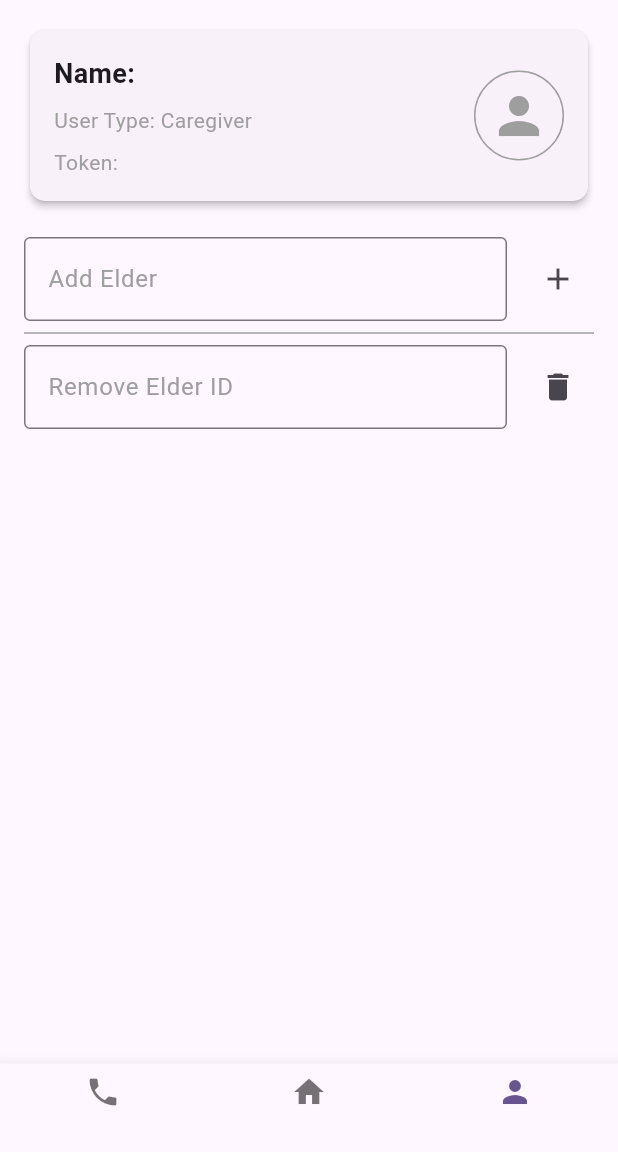
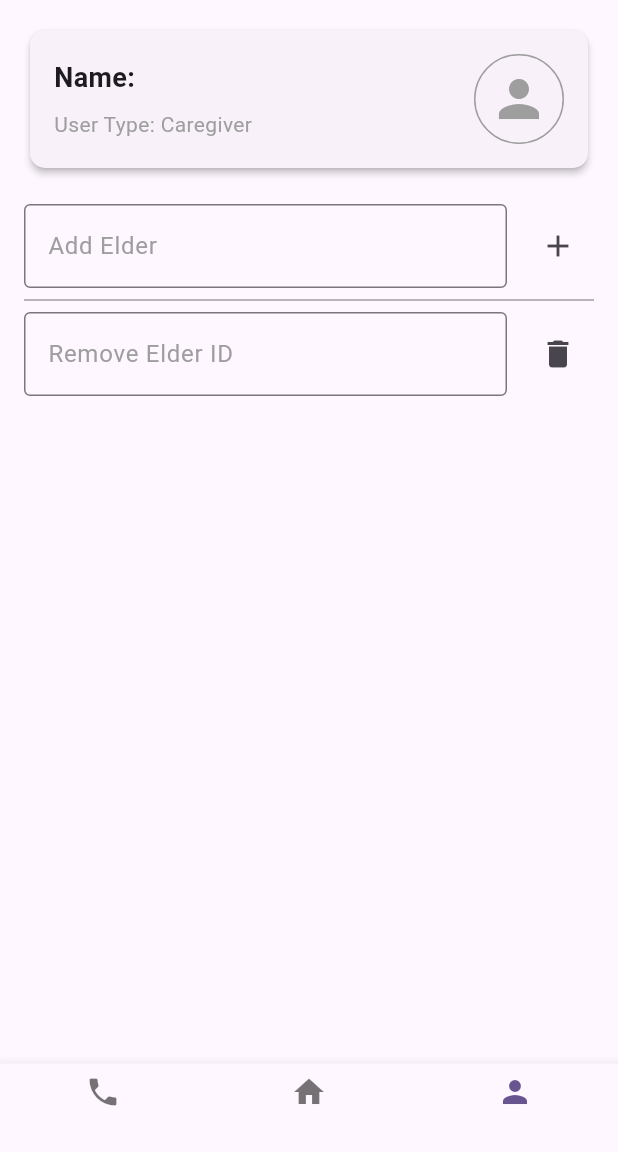
Before and after one commit to inho9899/CS350_24F_TeamProject, a Flutter app: the UserScreen screen opened directly with empty values, on a phone screen of 412 x 824 dp, the part 84-1236 px from its top. Run offline on Flutter 3.47's test engine with Material 3 defaults, Android fonts, the phone set to English and light mode, and no system bars; our stand-ins replace firebase_core, firebase_messaging, fl_chart, pedometer, permission_handler; accounts and stored records are empty; network calls fail.

```diff
--- a/lib/home_screen.dart
+++ b/lib/home_screen.dart
@@ -251,11 +251,6 @@ class _HomeScreenState extends State<HomeScreen> {
                 style: const TextStyle(fontSize: 18),
               ),
               const SizedBox(height: 20),
-              Text(
-                "Access Token: ${widget.token}",
-                style: const TextStyle(fontSize: 14, color: Colors.grey),
-              ),
-              const SizedBox(height: 20),
               const Text(
                 "Elderly List:",
                 style: TextStyle(fontSize: 18, fontWeight: FontWeight.bold),
--- a/lib/user_screen.dart
+++ b/lib/user_screen.dart
@@ -140,13 +140,6 @@ class UserScreen extends StatelessWidget {
                               "User Type: ${elderly ? 'Elderly' : 'Caregiver'}",
                               style: const TextStyle(color: Colors.grey),
                             ),
-                            const SizedBox(height: 8),
-                            Text(
-                              "Token: $token",
-                              style: const TextStyle(color: Colors.grey),
-                              maxLines: 1,
-                              overflow: TextOverflow.ellipsis,
-                            ),
                           ],
                         ),
                       ),
```
Also changed, not shown: lib/detail_screen.dart (+15 -10 lines).
